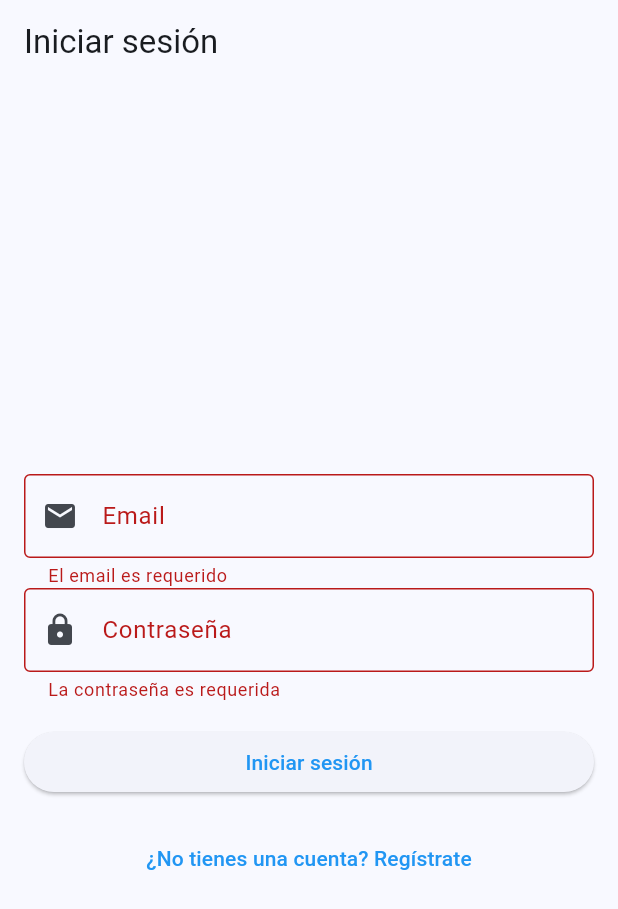
After one commit to Huarachi2002/App-Map-Tracking, a Flutter app: the LoginPage screen opened by its route, after a tap on "Iniciar sesión", on a phone screen of 412 x 824 dp. The commit adds this screen. Shown: the top 909 px of the screen. Run offline on Flutter 3.47's test engine with Material 3 defaults, Android fonts, the phone set to English and light mode, and no system bars; our stand-ins replace flutter_riverpod, go_router; missing offline and left inert: maplibre_gl; accounts and stored records are empty.

Commit message:
Add Config Provider Route Auth

```diff
--- /dev/null
+++ b/lib/config/constants.dart
@@ -0,0 +1,4 @@
+const apiKey = "MzhKbzEOi3IDm2v3qyrm ";
+const styleUrl = "https://api.maptiler.com/maps/streets-v2/style.json";
+
+const baseUrl = "http://localhost:3001/api";
--- /dev/null
+++ b/lib/config/routes.dart
@@ -0,0 +1,18 @@
+import 'package:app_map_tracking/features/auth/screens/login_page.dart';
+import 'package:go_router/go_router.dart';
+
+import '../features/map/screens/map_page.dart';
+
+final router = GoRouter(
+  initialLocation: '/',
+  routes: [
+    GoRoute(
+      path: '/',
+      builder:(context, state) =>  const MapPage(),
+    ),
+    GoRoute(
+      path: '/sign-in',
+      builder: (context, state) => const LoginPage(),
+    )
+  ]
+);
--- /dev/null
+++ b/lib/features/auth/screens/login_page.dart
@@ -0,0 +1,147 @@
+
+import 'package:app_map_tracking/features/auth/providers/auth_provider.dart';
+import 'package:flutter/material.dart';
+import 'package:flutter_riverpod/flutter_riverpod.dart';
+import 'package:go_router/go_router.dart';
+
+class LoginPage extends ConsumerStatefulWidget {
+  const LoginPage({Key? key}) : super(key: key);
+
+  @override
+  _LoginPageState createState() => _LoginPageState();
+}
+
+class _LoginPageState extends ConsumerState<LoginPage> {
+  final _formKey = GlobalKey<FormState>();
+  final _emailController = TextEditingController();
+  final _passwordController = TextEditingController();
+  bool _isLoading = false;
+  String? _errorMessage;
+
+  @override
+  void dispose(){
+    _emailController.dispose();
+    _passwordController.dispose();
+    super.dispose();
+  }
+
+  String? _validateEmail(String? value){
+    if (value == null || value.isEmpty) {
+      return 'El email es requerido';
+    }
+    if (!RegExp(r'^[^@]+@[^@]+\.[^@]+').hasMatch(value)) {
+      return 'Ingrese un email válido';
+    }
+    return null;
+  }
+
+  String? _validatePassword(String? value){
+    if (value == null || value.isEmpty) {
+      return 'La contraseña es requerida';
+    }
+    if (value.length < 6) {
+      return 'La contraseña debe tener al menos 6 caracteres';
+    }
+    return null;
+  }
+
+  Future<void> _login(BuildContext context) async {
+    if (!_formKey.currentState!.validate()) {
+      return;
+    }
+
+    setState(() {
+      _isLoading = true;
+      _errorMessage = null;
+    });
+
+    try {
+      await ref.read(authStateProvider.notifier).login(
+        _emailController.text,
+        _passwordController.text,
+      );
+
+      if(mounted){
+        context.go('/');
+      }
+    } catch (e) {
+      setState(() {
+        _errorMessage = 'Error de inicio de sesión: $e';
+      });
+    } finally {
+      if (mounted) {
+        setState(() {
+          _isLoading = false;
+        });
+      }
+    }
+  }
+
+  @override
+  Widget build(BuildContext context) {
+    return Scaffold(
+      appBar: AppBar(
+        title: const Text('Iniciar sesión'),
+      ),
+      body: Padding(
+        padding: const EdgeInsets.all(16.0),
+        child: Form(
+          key: _formKey,
+          child: Column(
+            mainAxisAlignment: MainAxisAlignment.center,
+            crossAxisAlignment: CrossAxisAlignment.stretch,
+            children: [
+              //Todo: Logo o Imagen
+              const SizedBox(height: 32.0),
+
+              TextFormField(
+                controller: _emailController,
+                decoration: const InputDecoration(
+                  labelText: 'Email',
+                  border: OutlineInputBorder(),
+                  prefixIcon: Icon(Icons.email),
+                ),
+                keyboardType: TextInputType.emailAddress,
+                validator: _validateEmail,
+              ),
+              TextFormField(
+                controller: _passwordController,
+                decoration: const InputDecoration(
+                  labelText: 'Contraseña',
+                  border: OutlineInputBorder(),
+                  prefixIcon: Icon(Icons.lock),
+                ),
+                obscureText: true,
+                validator: _validatePassword,
+              ),
+              if (_errorMessage != null)
+                Padding(
+                  padding: const EdgeInsets.only(top: 8.0),
+                  child: Text(
+                    _errorMessage!,
+                    style: const TextStyle(color: Colors.red),
+                  ),
+                ),
+              const SizedBox(height: 16.0),
+              ElevatedButton(
+                onPressed: _isLoading ? null : () => _login(context),
+                child: _isLoading
+                    ? const CircularProgressIndicator()
+                    : const Text('Iniciar sesión'),
+              ),
+
+              const SizedBox(height: 16.0),
+              TextButton(
+                onPressed: () => context.go('/sign-up'),
+                child: const Text(
+                  '¿No tienes una cuenta? Regístrate',
+                  style: TextStyle(color: Colors.blue),
+                ),
+              )
+            ],
+          ),
+        ),
+      ),
+    );
+  }
+}
```
Also changed, not shown: lib/features/auth/models/user_model.dart (added, +30 -0 lines), lib/features/auth/providers/auth_provider.dart (added, +62 -0 lines), lib/features/map/screens/map_page.dart (added, +69 -0 lines), lib/main.dart (+16 -6 lines), lib/services/api_service.dart (added, +69 -0 lines), pubspec.yaml (+6 -3 lines), pubspec.lock, 1 other file.
